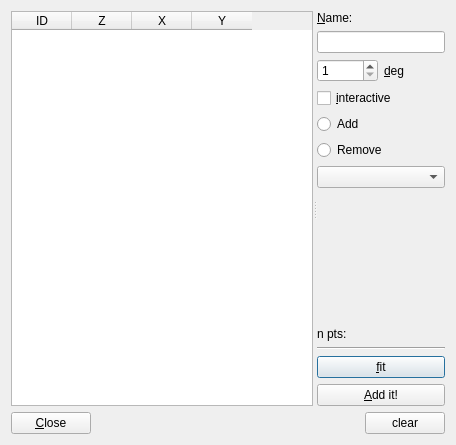
The window that lasagna/plugins/annotation_plugins/add_line.ui (SainsburyWellcomeCentre/lasagna) describes before a commit, drawn with Qt 5.
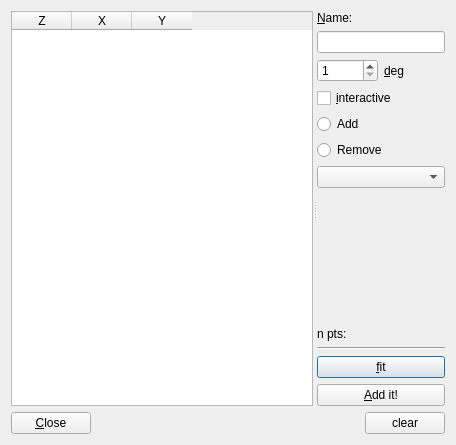
The same window after the commit.

Commit message: Remove ID column from table

```diff
--- a/lasagna/plugins/annotation_plugins/add_line.ui
+++ b/lasagna/plugins/annotation_plugins/add_line.ui
@@ -29,14 +29,15 @@
       <property name="editTriggers">
        <set>QAbstractItemView::NoEditTriggers</set>
       </property>
+      <property name="columnCount">
+       <number>3</number>
+      </property>
       <attribute name="horizontalHeaderDefaultSectionSize">
        <number>60</number>
       </attribute>
-      <column>
-       <property name="text">
-        <string>ID</string>
-       </property>
-      </column>
+      <attribute name="horizontalHeaderMinimumSectionSize">
+       <number>8</number>
+      </attribute>
       <column>
        <property name="text">
         <string>Z</string>
```
The commit also changes 2 other files.
